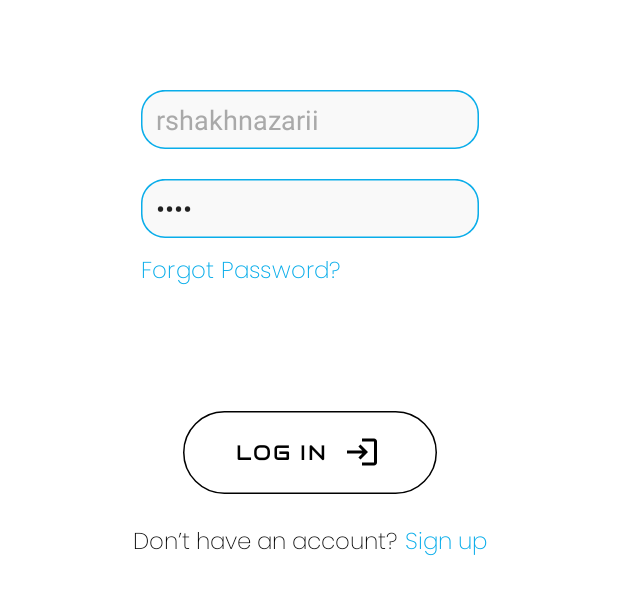
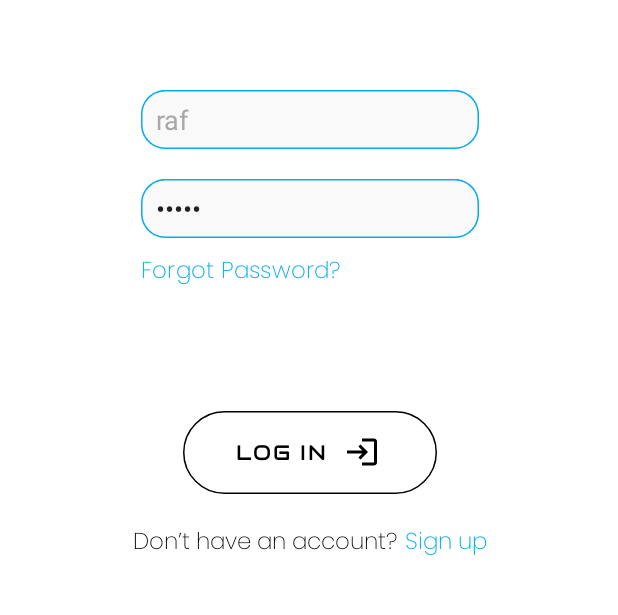
Before and after one commit to ThreeSmart/NAVIO, an Android app: the LoginActivity screen opened directly, with no data from a screen before it, on a phone screen of 412 x 824 dp, the part 358-973 px from its top. Run offline under Robolectric (Android 15) with nearby library versions, the phone set to English and light mode, and no system bars.

Commit message:
added username and pass

```diff
--- a/app/src/main/res/layout/activity_login.xml
+++ b/app/src/main/res/layout/activity_login.xml
@@ -43,7 +43,7 @@
         android:hint="@string/Username"
         android:inputType="textPersonName"
         android:paddingStart="10dp"
-        android:text="rshakhnazarii"
+        android:text="raf"
         android:textColor="@color/login_hint_color"
         app:layout_constraintEnd_toEndOf="@+id/imageView"
         app:layout_constraintStart_toStartOf="@+id/imageView"
@@ -60,7 +60,7 @@
         android:hint="@string/password"
         android:inputType="textPassword"
         android:paddingStart="10dp"
-        android:text="user"
+        android:text="davul"
         app:layout_constraintEnd_toEndOf="@+id/usernameInput"
         app:layout_constraintStart_toStartOf="@+id/usernameInput"
         app:layout_constraintTop_toBottomOf="@+id/usernameInput"
```
